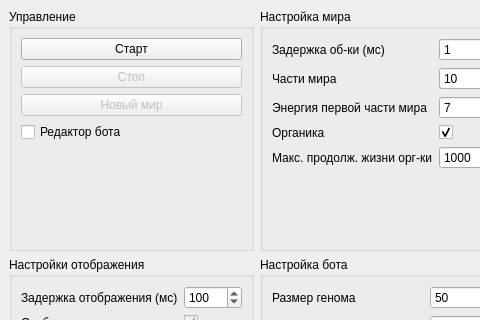
Before: the Qt Designer form mainwindow.ui in TomasGlgg/QGenetic, drawn with Qt 5; both pictures show x 0 to 480 and y 0 to 320 of the 1226 by 618 pixel window.
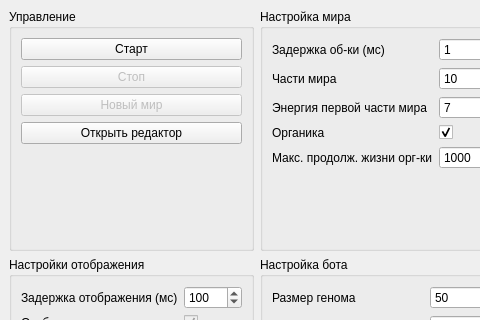
After: the same form once the commit is applied. Custom widgets are drawn as their Qt base class.

Commit message: Upgrade boteditor UI 3

```diff
--- a/mainwindow.ui
+++ b/mainwindow.ui
@@ -191,9 +191,9 @@
         </widget>
        </item>
        <item>
-        <widget class="QCheckBox" name="botEditorCheckBox">
+        <widget class="QPushButton" name="openBotEditorButton">
          <property name="text">
-          <string>Редактор бота</string>
+          <string>Открыть редактор</string>
          </property>
         </widget>
        </item>
```
The commit also changes 5 other files.
